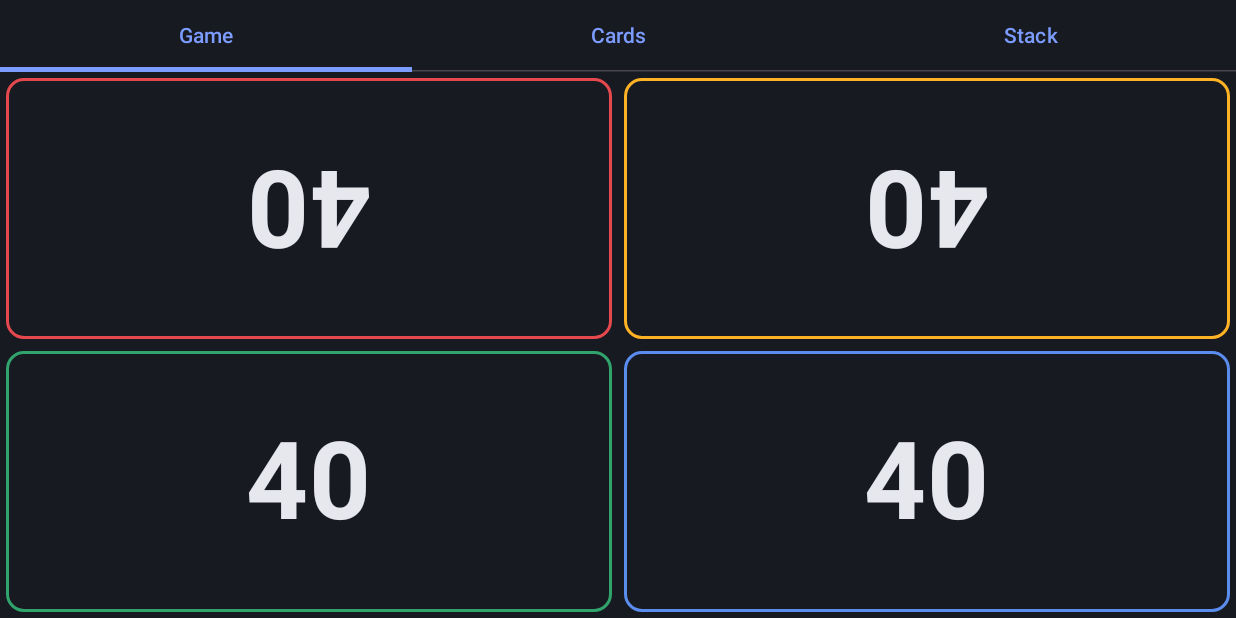
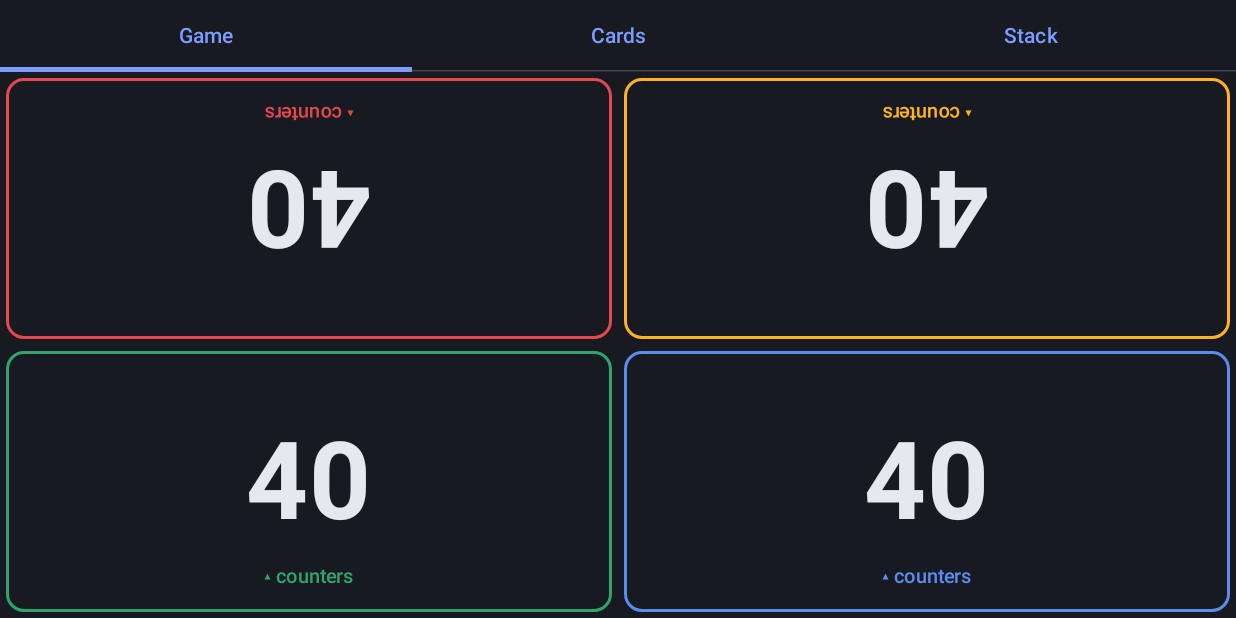
Before and after one commit to Kassicus/MagicTablet, an Android app built with Jetpack Compose: the screen it shows after launch (MainActivity), on a phone screen of 824 x 412 dp (held sideways). Run offline under Robolectric (Android 15) with nearby library versions, the light colour scheme and no system bars.

Commit message:
M1a Task 3: expandable poison/commander-damage/counters drawer + badges

```diff
--- a/app/src/main/java/com/magictablet/game/ui/PlayerPanel.kt
+++ b/app/src/main/java/com/magictablet/game/ui/PlayerPanel.kt
@@ -4,6 +4,7 @@ import androidx.compose.animation.AnimatedVisibility
 import androidx.compose.animation.fadeIn
 import androidx.compose.animation.fadeOut
 import androidx.compose.foundation.border
+import androidx.compose.foundation.layout.Arrangement
 import androidx.compose.foundation.layout.Box
 import androidx.compose.foundation.layout.Row
 import androidx.compose.foundation.layout.fillMaxHeight
@@ -12,8 +13,13 @@ import androidx.compose.foundation.layout.padding
 import androidx.compose.foundation.shape.RoundedCornerShape
 import androidx.compose.material3.MaterialTheme
 import androidx.compose.material3.Text
+import androidx.compose.material3.TextButton
 import androidx.compose.runtime.Composable
 import androidx.compose.runtime.LaunchedEffect
+import androidx.compose.runtime.getValue
+import androidx.compose.runtime.mutableStateOf
+import androidx.compose.runtime.remember
+import androidx.compose.runtime.setValue
 import androidx.compose.ui.Alignment
 import androidx.compose.ui.Modifier
 import androidx.compose.ui.text.font.FontWeight
@@ -26,14 +32,18 @@ import com.magictablet.ui.theme.SeatColors
 @Composable
 fun PlayerPanel(
     player: PlayerState,
+    opponents: List<PlayerState>,
     recentDelta: RecentDelta?,
     onAdjustLife: (playerId: Int, delta: Int) -> Unit,
     onClearDelta: (playerId: Int) -> Unit,
+    onAdjustPoison: (playerId: Int, delta: Int) -> Unit,
+    onAdjustCommanderDamage: (playerId: Int, fromOpponentId: Int, delta: Int) -> Unit,
+    onAdjustCounter: (playerId: Int, counter: String, delta: Int) -> Unit,
     modifier: Modifier = Modifier,
 ) {
     val accent = SeatColors[player.colorIndex % SeatColors.size]
+    var expanded by remember { mutableStateOf(false) }
 
-    // Clear the accumulated delta 1s after the last change (restarts on each new change via token key).
     LaunchedEffect(recentDelta?.token) {
         if (recentDelta != null) {
             kotlinx.coroutines.delay(1000)
@@ -46,19 +56,23 @@ fun PlayerPanel(
             .padding(4.dp)
             .border(2.dp, accent, RoundedCornerShape(12.dp)),
     ) {
-        // Tap zones (bottom layer): left = -1, right = +1.
+        if (expanded) {
+            PlayerDrawer(
+                player = player,
+                opponents = opponents,
+                onAdjustPoison = { onAdjustPoison(player.id, it) },
+                onAdjustCommanderDamage = { oppId, d -> onAdjustCommanderDamage(player.id, oppId, d) },
+                onAdjustCounter = { c, d -> onAdjustCounter(player.id, c, d) },
+                onCollapse = { expanded = false },
+            )
+        } else {
+            // Tap zones (bottom layer).
             Row(Modifier.fillMaxSize()) {
-            Box(
-                Modifier.weight(1f).fillMaxHeight()
-                    .holdRepeatClick { onAdjustLife(player.id, -1) },
-            )
-            Box(
-                Modifier.weight(1f).fillMaxHeight()
-                    .holdRepeatClick { onAdjustLife(player.id, 1) },
-            )
+                Box(Modifier.weight(1f).fillMaxHeight().holdRepeatClick { onAdjustLife(player.id, -1) })
+                Box(Modifier.weight(1f).fillMaxHeight().holdRepeatClick { onAdjustLife(player.id, 1) })
             }
 
-        // Center overlay (not hittable → taps fall through to the zones).
+            // Life number.
             Box(Modifier.fillMaxSize(), contentAlignment = Alignment.Center) {
                 Text(
                     text = player.life.toString(),
@@ -68,7 +82,7 @@ fun PlayerPanel(
                 )
             }
 
-        // Recent delta, fades out when cleared.
+            // Recent delta (top-center), fades on clear.
             Box(Modifier.fillMaxSize().padding(top = 8.dp), contentAlignment = Alignment.TopCenter) {
                 AnimatedVisibility(
                     visible = recentDelta != null && recentDelta.amount != 0,
@@ -84,5 +98,23 @@ fun PlayerPanel(
                     )
                 }
             }
+
+            // Collapsed badges (top-start): poison / commander damage.
+            val hasCmd = player.commanderDamage.values.any { it > 0 }
+            if (player.poison > 0 || hasCmd) {
+                Row(
+                    Modifier.align(Alignment.TopStart).padding(6.dp),
+                    horizontalArrangement = Arrangement.spacedBy(6.dp),
+                ) {
+                    if (player.poison > 0) Text("☠${player.poison}", fontSize = 14.sp, color = accent)
+                    if (hasCmd) Text("CMD", fontSize = 14.sp, color = accent)
                 }
             }
+
+            // Chevron to open the drawer (bottom-center); consumes its own tap area.
+            TextButton(onClick = { expanded = true }, modifier = Modifier.align(Alignment.BottomCenter)) {
+                Text("▴ counters", fontSize = 13.sp, color = accent)
+            }
+        }
+    }
+}
--- a/app/src/main/java/com/magictablet/game/ui/SeatLayout.kt
+++ b/app/src/main/java/com/magictablet/game/ui/SeatLayout.kt
@@ -17,34 +17,36 @@ fun SeatLayout(
     recentDeltas: Map<Int, RecentDelta>,
     onAdjustLife: (playerId: Int, delta: Int) -> Unit,
     onClearDelta: (playerId: Int) -> Unit,
+    onAdjustPoison: (playerId: Int, delta: Int) -> Unit,
+    onAdjustCommanderDamage: (playerId: Int, fromOpponentId: Int, delta: Int) -> Unit,
+    onAdjustCounter: (playerId: Int, counter: String, delta: Int) -> Unit,
     modifier: Modifier = Modifier,
 ) {
     val (topCount, _) = seatSplit(players.size)
     val topPlayers = players.take(topCount)
     val bottomPlayers = players.drop(topCount)
 
+    @Composable
+    fun panel(p: PlayerState, mod: Modifier) {
+        PlayerPanel(
+            player = p,
+            opponents = players.filter { it.id != p.id },
+            recentDelta = recentDeltas[p.id],
+            onAdjustLife = onAdjustLife,
+            onClearDelta = onClearDelta,
+            onAdjustPoison = onAdjustPoison,
+            onAdjustCommanderDamage = onAdjustCommanderDamage,
+            onAdjustCounter = onAdjustCounter,
+            modifier = mod,
+        )
+    }
+
     Column(modifier.fillMaxSize()) {
         Row(Modifier.weight(1f).fillMaxWidth()) {
-            topPlayers.forEach { p ->
-                PlayerPanel(
-                    player = p,
-                    recentDelta = recentDeltas[p.id],
-                    onAdjustLife = onAdjustLife,
-                    onClearDelta = onClearDelta,
-                    modifier = Modifier.weight(1f).rotate(180f),
-                )
-            }
+            topPlayers.forEach { p -> panel(p, Modifier.weight(1f).rotate(180f)) }
         }
         Row(Modifier.weight(1f).fillMaxWidth()) {
-            bottomPlayers.forEach { p ->
-                PlayerPanel(
-                    player = p,
-                    recentDelta = recentDeltas[p.id],
-                    onAdjustLife = onAdjustLife,
-                    onClearDelta = onClearDelta,
-                    modifier = Modifier.weight(1f),
-                )
-            }
+            bottomPlayers.forEach { p -> panel(p, Modifier.weight(1f)) }
         }
     }
 }
--- a/app/src/main/java/com/magictablet/screens/GameScreen.kt
+++ b/app/src/main/java/com/magictablet/screens/GameScreen.kt
@@ -19,6 +19,9 @@ fun GameScreen(viewModel: GameViewModel = viewModel()) {
         recentDeltas = recentDeltas,
         onAdjustLife = viewModel::adjustLife,
         onClearDelta = viewModel::clearRecentDelta,
+        onAdjustPoison = viewModel::adjustPoison,
+        onAdjustCommanderDamage = viewModel::adjustCommanderDamage,
+        onAdjustCounter = viewModel::adjustCounter,
         modifier = Modifier.fillMaxSize(),
     )
 }
```
Also changed, not shown: app/src/main/java/com/magictablet/game/ui/PlayerDrawer.kt (added, +101 -0 lines). Lines whose indentation alone changed are shown as unchanged.
